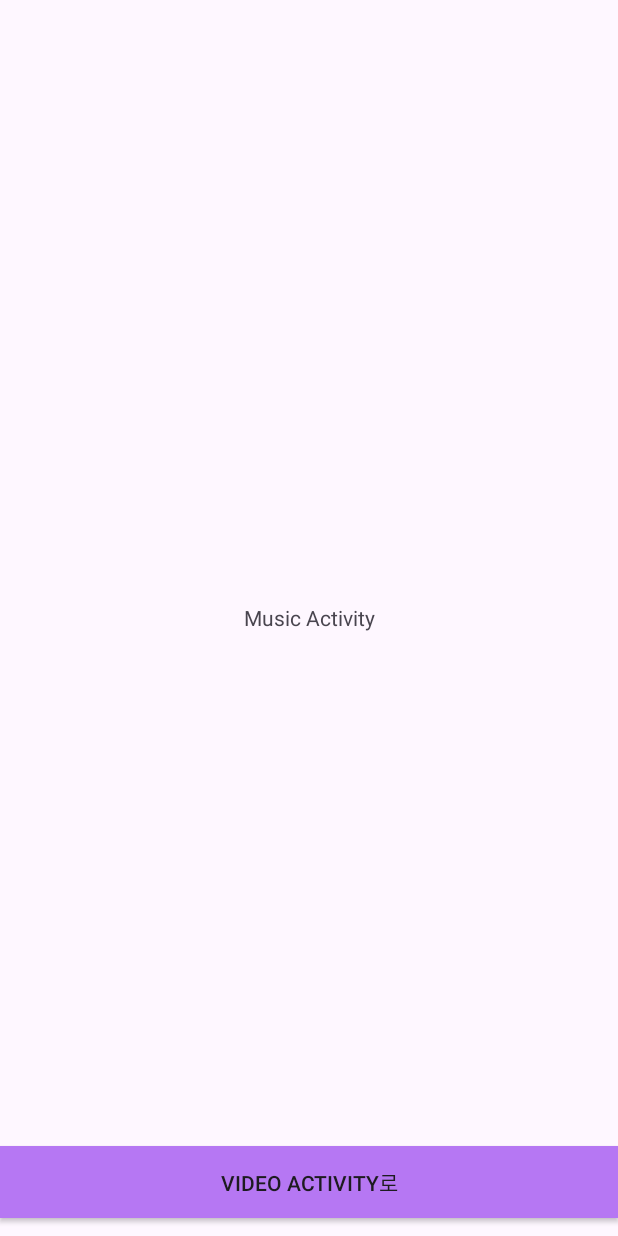
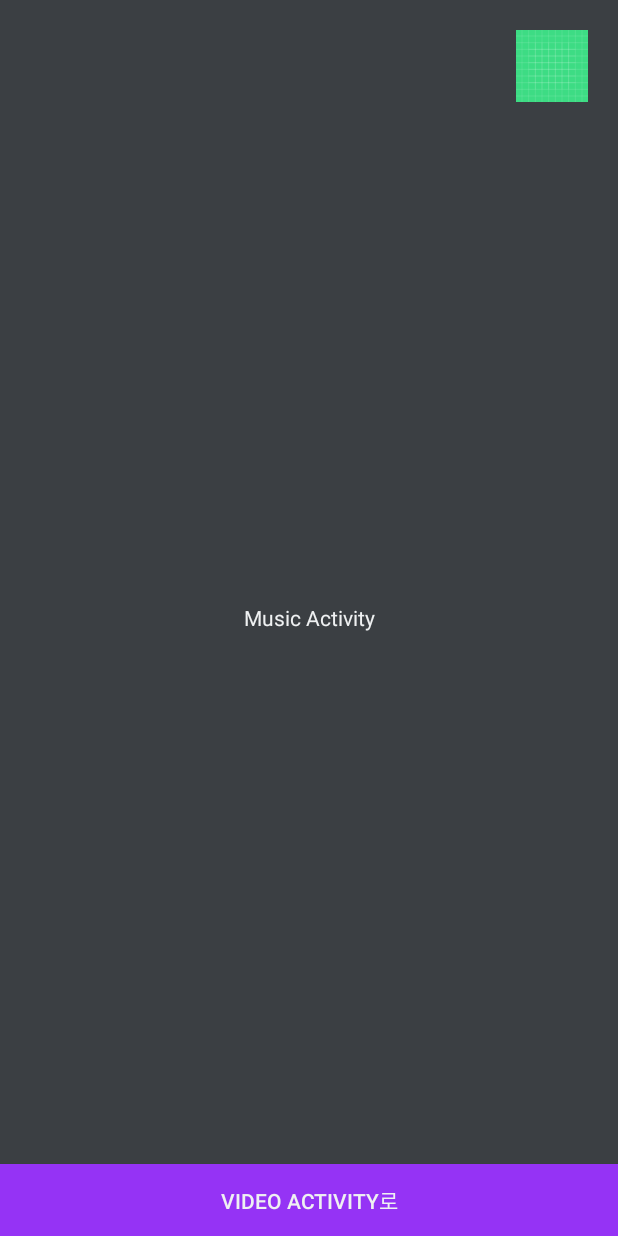
Before and after one commit to HamBeomJoon/Media3Ex, an Android app: the screen it shows after launch (MusicActivity), on a phone screen of 412 x 824 dp. Run offline under Robolectric (Android 15) with nearby library versions, the phone set to English and light mode, and no system bars; our stand-ins replace data binding.

Commit message:
feat: Drawer 추가

```diff
--- a/app/build.gradle.kts
+++ b/app/build.gradle.kts
@@ -61,4 +61,7 @@ dependencies {
 
     // LiveData
     implementation(libs.androidx.lifecycle.livedata.ktx)
+
+    // DrawerLayout
+    implementation(libs.androidx.drawerlayout)
 }
--- a/app/src/main/java/com/example/viewbindingex/musicService/MusicActivity.kt
+++ b/app/src/main/java/com/example/viewbindingex/musicService/MusicActivity.kt
@@ -7,8 +7,13 @@ import android.os.Build
 import android.os.Bundle
 import android.os.Handler
 import android.os.Looper
+import android.view.View
 import androidx.appcompat.app.AppCompatActivity
 import androidx.core.content.ContextCompat
+import androidx.core.view.GravityCompat
+import androidx.core.view.ViewCompat
+import androidx.core.view.WindowCompat
+import androidx.core.view.WindowInsetsCompat
 import com.example.viewbindingex.databinding.ActivityMusicBinding
 import com.example.viewbindingex.exoplayer.VideoActivity
 
@@ -16,9 +21,12 @@ class MusicActivity : AppCompatActivity() {
     private lateinit var binding: ActivityMusicBinding
 
     override fun onCreate(savedInstanceState: Bundle?) {
+        WindowCompat.setDecorFitsSystemWindows(window, false)
         super.onCreate(savedInstanceState)
         binding = ActivityMusicBinding.inflate(layoutInflater)
         setContentView(binding.root)
+        initInsets(binding.clContainer)
+        initInsets(binding.inViewDrawer.drawer)
 
         if (Build.VERSION.SDK_INT >= Build.VERSION_CODES.TIRAMISU) {
             if (ContextCompat.checkSelfPermission(this, Manifest.permission.POST_NOTIFICATIONS)
@@ -36,9 +44,25 @@ class MusicActivity : AppCompatActivity() {
             startMusicService()
         }
 
+        binding.ivProfile.setOnClickListener {
+            if (!binding.layoutDrawer.isDrawerOpen(GravityCompat.END)) {
+                binding.layoutDrawer.openDrawer(GravityCompat.END)
+            } else {
+                binding.layoutDrawer.closeDrawer(GravityCompat.END)
+            }
+        }
+
         binding.btnGoVideo.setOnClickListener {
             val intent = Intent(this, VideoActivity::class.java)
             startActivity(intent)
+        }
+    }
+
+    private fun initInsets(targetView: View) {
+        ViewCompat.setOnApplyWindowInsetsListener(targetView) { view, insets ->
+            val systemBars = insets.getInsets(WindowInsetsCompat.Type.systemBars())
+            view.setPadding(systemBars.left, systemBars.top, systemBars.right, systemBars.bottom)
+            insets
         }
     }
 
--- a/app/src/main/res/layout/activity_music.xml
+++ b/app/src/main/res/layout/activity_music.xml
@@ -6,24 +6,47 @@
 
     </data>
 
+    <androidx.drawerlayout.widget.DrawerLayout
+        android:id="@+id/layout_drawer"
+        android:layout_width="match_parent"
+        android:layout_height="match_parent"
+        android:background="@color/hearit_gray1">
+
         <androidx.constraintlayout.widget.ConstraintLayout
+            android:id="@+id/cl_container"
             android:layout_width="match_parent"
             android:layout_height="match_parent">
+
+            <ImageView
+                android:id="@+id/iv_profile"
+                android:layout_width="48dp"
+                android:layout_height="48dp"
+                android:layout_marginTop="20dp"
+                android:layout_marginEnd="20dp"
+                android:src="@drawable/ic_launcher_background"
+                app:layout_constraintEnd_toEndOf="parent"
+                app:layout_constraintTop_toTopOf="parent" />
 
             <TextView
                 android:layout_width="match_parent"
                 android:layout_height="match_parent"
                 android:gravity="center"
-            android:text="Music Activity" />
+                android:text="Music Activity"
+                android:textColor="@color/hearit_gray4" />
 
             <androidx.appcompat.widget.AppCompatButton
                 android:id="@+id/btn_go_video"
                 android:layout_width="match_parent"
                 android:layout_height="48dp"
-            android:layout_marginBottom="12dp"
-            android:background="@color/hearit_purple1"
+                android:background="@color/hearit_purple3"
                 android:text="video Activity로"
+                android:textColor="@color/hearit_gray4"
                 app:layout_constraintBottom_toBottomOf="parent" />
+        </androidx.constraintlayout.widget.ConstraintLayout>
 
-    </androidx.constraintlayout.widget.ConstraintLayout>
+        <include
+            android:id="@+id/in_view_drawer"
+            layout="@layout/view_drawer" />
+
+    </androidx.drawerlayout.widget.DrawerLayout>
 </layout>
```
Also changed, not shown: app/src/main/res/layout/view_drawer.xml (added, +61 -0 lines), gradle/libs.versions.toml (+5 -5 lines). Lines whose indentation alone changed are shown as unchanged.
